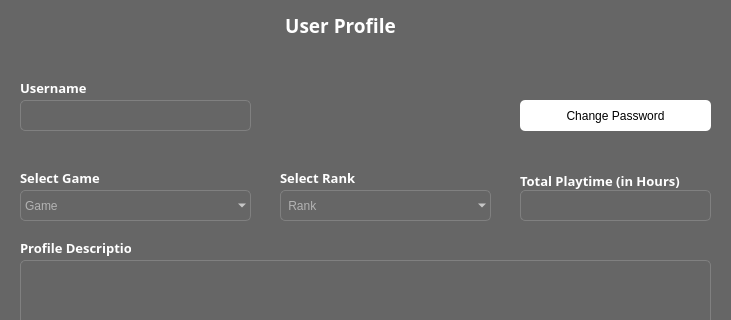
First picture: the form in TeamFinder/userprofile.ui, repository TeamUp-Bummers/TeamFinder, before the edit; both pictures show x 0 to 731 and y 0 to 320 of the 731 by 522 pixel window.
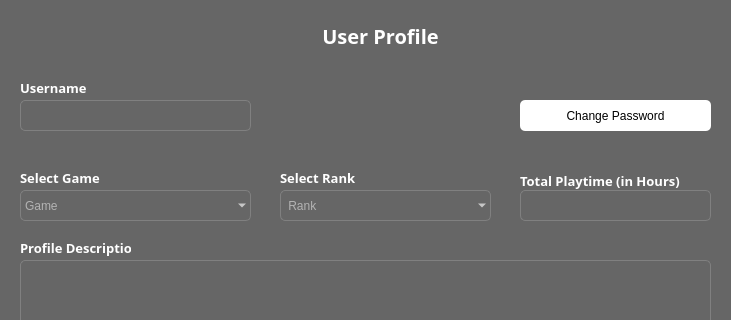
Second picture: the form after the edit.

```diff
--- a/TeamFinder/userprofile.ui
+++ b/TeamFinder/userprofile.ui
@@ -78,8 +78,8 @@
     <widget class="QLabel" name="label_3">
      <property name="geometry">
       <rect>
-       <x>-60</x>
-       <y>10</y>
+       <x>-20</x>
+       <y>20</y>
        <width>801</width>
        <height>31</height>
       </rect>
@@ -87,7 +87,7 @@
      <property name="font">
       <font>
        <family>poppins</family>
-       <pointsize>14</pointsize>
+       <pointsize>15</pointsize>
        <bold>true</bold>
       </font>
      </property>
```
